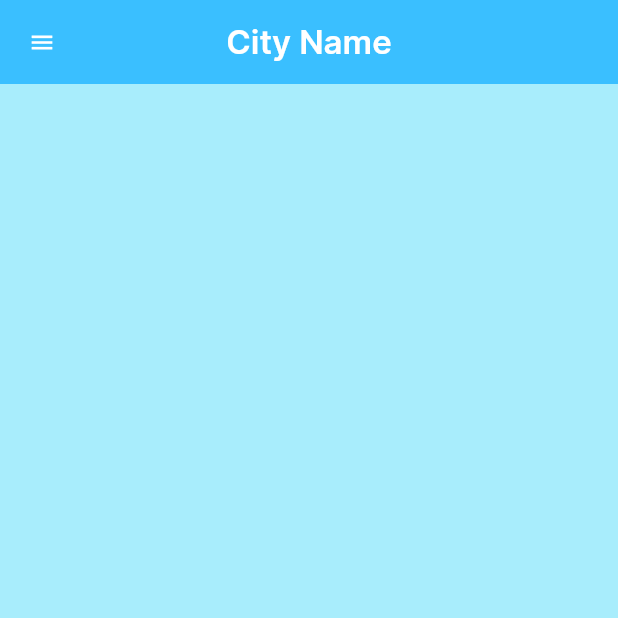
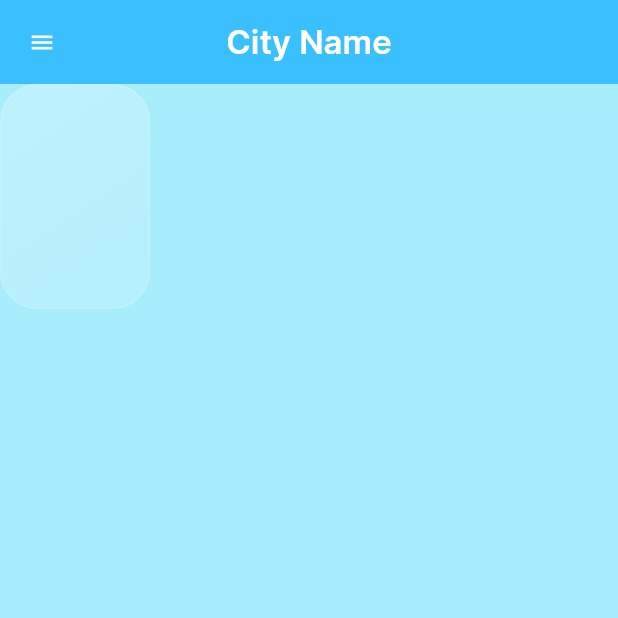
Before and after one commit to saivarshith67/weatherapp, a Flutter app: the screen it shows after launch, on a phone screen of 412 x 824 dp, the top half of it. Run offline on Flutter 3.47's test engine with Material 3 defaults, Android fonts, the phone set to English and light mode, and no system bars.

Commit message:
Modified project

```diff
--- a/lib/HomePage.dart
+++ b/lib/HomePage.dart
@@ -1,6 +1,7 @@
 import 'dart:ui';
 
 import 'package:flutter/material.dart';
+import 'package:weatherapp/FrostedGlassWidget.dart';
 import 'package:weatherapp/colours.dart';
 
 
@@ -34,21 +35,8 @@ class _MyHomePageState extends State<MyHomePage> {
 
         centerTitle: true,
       ),
-      body: Stack(
-        children: [
-
-          Container(
-            child: ClipRect(
-              child: BackdropFilter(
-                filter: ImageFilter.blur(sigmaX: 10.0, sigmaY: 10.0),
-                child: Container(
-                  decoration: BoxDecoration(
-                    color: ColourPalette().lightBlue.withOpacity(1)
-                    ),),),),
-          ),
-
-        ],
-      )
+      body: FrostedGlassWidget(),
+      backgroundColor: ColourPalette().lightBlue.withOpacity(1.0),
 
     );
   }
--- a/lib/main.dart
+++ b/lib/main.dart
@@ -15,7 +15,7 @@ class MyApp extends StatelessWidget {
     return MaterialApp(
       title: 'Flutter Demo',
       theme: ThemeData(
-        colorScheme: ColorScheme.fromSeed(seedColor: Colors.deepPurple),
+        colorScheme: ColorScheme.fromSeed(seedColor: ColourPalette().blue),
         useMaterial3: true,
         fontFamily: 'InterRegular'
       ),
```
